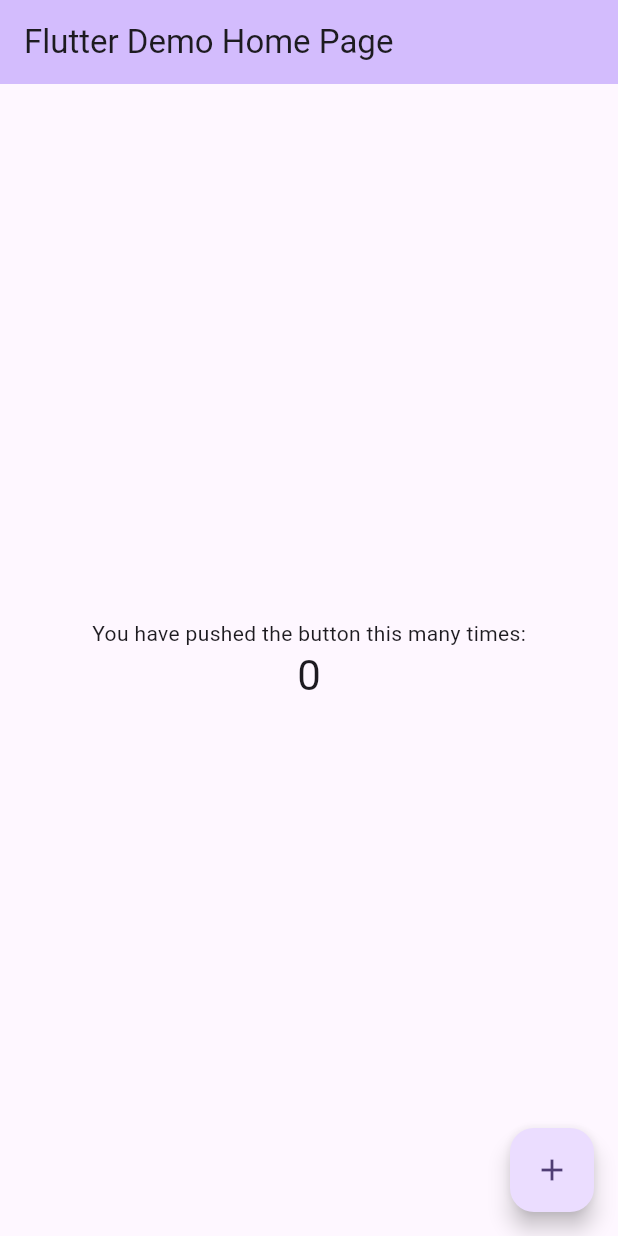
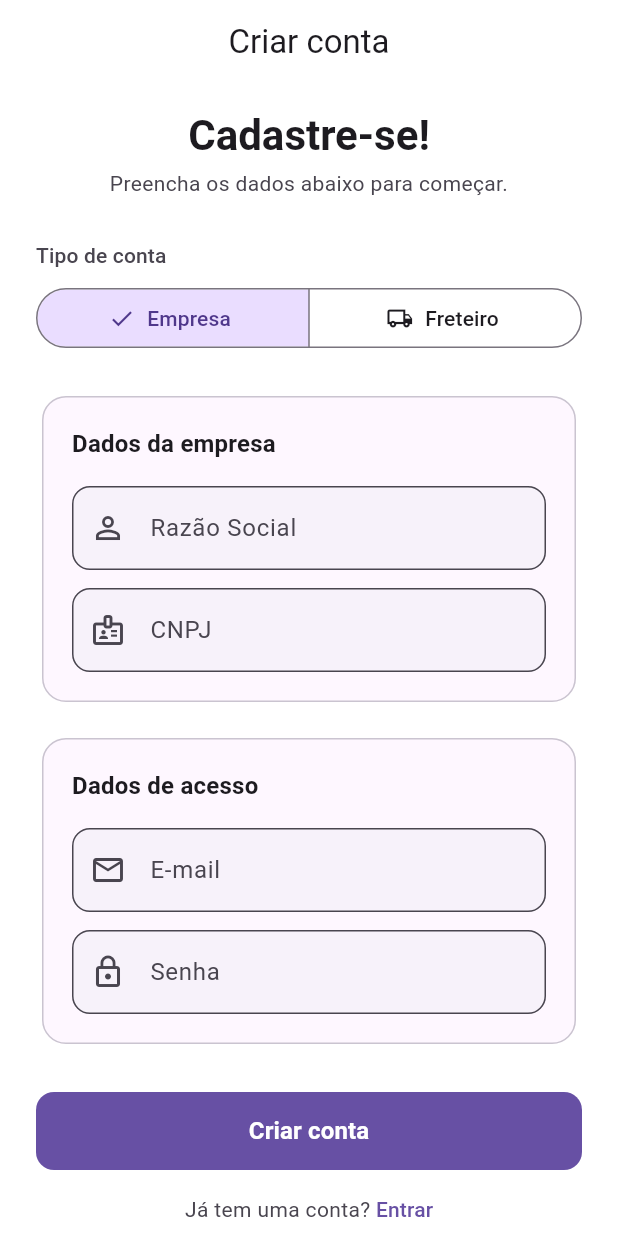
Before and after one commit to gultavo/fretesil-jppeg, a Flutter app: the screen it shows after launch, on a phone screen of 412 x 824 dp. Run offline on Flutter 3.47's test engine with Material 3 defaults, Android fonts, the phone set to English and light mode, and no system bars.

Commit message:
Feature: Páginas de Cadastr e Login (sem conxão ao backend), router configurado para as páginas.

```diff
--- /dev/null
+++ b/lib/CadastroLogin/cadastro.dart
@@ -0,0 +1,299 @@
+import 'package:flutter/material.dart';
+
+class PaginaCadastro extends StatefulWidget {
+  const PaginaCadastro({super.key});
+
+  @override
+  State<PaginaCadastro> createState() => _PaginaCadastroState();
+}
+
+class _PaginaCadastroState extends State<PaginaCadastro> {
+  String _tipoSelecionado = 'empresa';
+
+  final _nomeController = TextEditingController();
+  final _emailController = TextEditingController();
+  final _senhaController = TextEditingController();
+  final _cnpjController = TextEditingController();
+  final _cpfController = TextEditingController();
+  final _placaController = TextEditingController();
+
+  @override
+  void dispose() {
+    _nomeController.dispose();
+    _emailController.dispose();
+    _senhaController.dispose();
+    _cnpjController.dispose();
+    _cpfController.dispose();
+    _placaController.dispose();
+    super.dispose();
+  }
+
+  @override
+  Widget build(BuildContext context) {
+    final colorScheme = Theme.of(context).colorScheme;
+    final textTheme = Theme.of(context).textTheme;
+
+    return Scaffold(
+      backgroundColor: colorScheme.surfaceContainerLowest,
+      appBar: AppBar(
+        title: const Text('Criar conta'),
+        centerTitle: true,
+        backgroundColor: Colors.transparent,
+        elevation: 0,
+        foregroundColor: colorScheme.onSurface,
+      ),
+      body: ListView(
+        padding: const EdgeInsets.fromLTRB(24.0, 8.0, 24.0, 32.0),
+        children: [
+          // Header
+          const SizedBox(height: 8),
+          Text(
+            'Cadastre-se!',
+            textAlign: TextAlign.center,
+            style: textTheme.headlineMedium?.copyWith(
+              fontWeight: FontWeight.bold,
+              color: colorScheme.onSurface,
+            ),
+          ),
+          const SizedBox(height: 4),
+          Text(
+            'Preencha os dados abaixo para começar.',
+            textAlign: TextAlign.center,
+            style: textTheme.bodyMedium?.copyWith(
+              color: colorScheme.onSurfaceVariant,
+            ),
+          ),
+
+          const SizedBox(height: 28),
+
+          // Tipo de conta
+          Text(
+            'Tipo de conta',
+            style: textTheme.labelLarge?.copyWith(
+              color: colorScheme.onSurfaceVariant,
+            ),
+          ),
+          const SizedBox(height: 8),
+          SegmentedButton<String>(
+            segments: const [
+              ButtonSegment(
+                value: 'empresa',
+                label: Text('Empresa'),
+                icon: Icon(Icons.business_outlined),
+              ),
+              ButtonSegment(
+                value: 'freteiro',
+                label: Text('Freteiro'),
+                icon: Icon(Icons.local_shipping_outlined),
+              ),
+            ],
+            selected: {_tipoSelecionado},
+            onSelectionChanged: (newSelection) {
+              setState(() {
+                _tipoSelecionado = newSelection.first;
+              });
+            },
+            style: SegmentedButton.styleFrom(
+              selectedBackgroundColor: colorScheme.primaryContainer,
+              selectedForegroundColor: colorScheme.onPrimaryContainer,
+            ),
+          ),
+
+          const SizedBox(height: 24),
+
+          // Card com campos dinâmicos
+          Card(
+            elevation: 0,
+            color: colorScheme.surface,
+            shape: RoundedRectangleBorder(
+              borderRadius: BorderRadius.circular(16),
+              side: BorderSide(
+                color: colorScheme.outlineVariant,
+                width: 1,
+              ),
+            ),
+            child: Padding(
+              padding: const EdgeInsets.all(20.0),
+              child: Column(
+                crossAxisAlignment: CrossAxisAlignment.start,
+                children: [
+                  Text(
+                    _tipoSelecionado == 'empresa'
+                        ? 'Dados da empresa'
+                        : 'Dados do freteiro',
+                    style: textTheme.titleMedium?.copyWith(
+                      fontWeight: FontWeight.w600,
+                    ),
+                  ),
+                  const SizedBox(height: 16),
+
+                  // Nome
+                  TextFormField(
+                    controller: _nomeController,
+                    decoration: InputDecoration(
+                      labelText: _tipoSelecionado == 'empresa'
+                          ? 'Razão Social'
+                          : 'Nome completo',
+                      prefixIcon: const Icon(Icons.person_outline),
+                      border: OutlineInputBorder(
+                        borderRadius: BorderRadius.circular(12),
+                      ),
+                      filled: true,
+                      fillColor: colorScheme.surfaceContainerLow,
+                    ),
+                  ),
+                  const SizedBox(height: 12),
+
+                  // Campo específico por tipo
+                  if (_tipoSelecionado == 'empresa') ...[
+                    TextFormField(
+                      controller: _cnpjController,
+                      keyboardType: TextInputType.number,
+                      decoration: InputDecoration(
+                        labelText: 'CNPJ',
+                        prefixIcon: const Icon(Icons.badge_outlined),
+                        border: OutlineInputBorder(
+                          borderRadius: BorderRadius.circular(12),
+                        ),
+                        filled: true,
+                        fillColor: colorScheme.surfaceContainerLow,
+                      ),
+                    ),
+                  ] else ...[
+                    TextFormField(
+                      controller: _cpfController,
+                      keyboardType: TextInputType.number,
+                      decoration: InputDecoration(
+                        labelText: 'CPF',
+                        prefixIcon: const Icon(Icons.badge_outlined),
+                        border: OutlineInputBorder(
+                          borderRadius: BorderRadius.circular(12),
+                        ),
+                        filled: true,
+                        fillColor: colorScheme.surfaceContainerLow,
+                      ),
+                    ),
+                    const SizedBox(height: 12),
+                    TextFormField(
+                      controller: _placaController,
+                      textCapitalization: TextCapitalization.characters,
+                      decoration: InputDecoration(
+                        labelText: 'Placa do veículo',
+                        prefixIcon: const Icon(Icons.directions_car_outlined),
+                        border: OutlineInputBorder(
+                          borderRadius: BorderRadius.circular(12),
+                        ),
+                        filled: true,
+                        fillColor: colorScheme.surfaceContainerLow,
+                      ),
+                    ),
+                  ],
+                ],
+              ),
+            ),
+          ),
+
+          const SizedBox(height: 16),
+
+          // Card de acesso
+          Card(
+            elevation: 0,
+            color: colorScheme.surface,
+            shape: RoundedRectangleBorder(
+              borderRadius: BorderRadius.circular(16),
+              side: BorderSide(
+                color: colorScheme.outlineVariant,
+                width: 1,
+              ),
+            ),
+            child: Padding(
+              padding: const EdgeInsets.all(20.0),
+              child: Column(
+                crossAxisAlignment: CrossAxisAlignment.start,
+                children: [
+                  Text(
+                    'Dados de acesso',
+                    style: textTheme.titleMedium?.copyWith(
+                      fontWeight: FontWeight.w600,
+                    ),
+                  ),
+                  const SizedBox(height: 16),
+                  TextFormField(
+                    controller: _emailController,
+                    keyboardType: TextInputType.emailAddress,
+                    decoration: InputDecoration(
+                      labelText: 'E-mail',
+                      prefixIcon: const Icon(Icons.email_outlined),
+                      border: OutlineInputBorder(
+                        borderRadius: BorderRadius.circular(12),
+                      ),
+                      filled: true,
+                      fillColor: colorScheme.surfaceContainerLow,
+                    ),
+                  ),
+                  const SizedBox(height: 12),
+                  TextFormField(
+                    controller: _senhaController,
+                    obscureText: true,
+                    decoration: InputDecoration(
+                      labelText: 'Senha',
+                      prefixIcon: const Icon(Icons.lock_outline),
+                      border: OutlineInputBorder(
+                        borderRadius: BorderRadius.circular(12),
+                      ),
+                      filled: true,
+                      fillColor: colorScheme.surfaceContainerLow,
+                    ),
+                  ),
+                ],
+              ),
+            ),
+          ),
+
+          const SizedBox(height: 28),
+
+          // Botão de cadastro
+          FilledButton(
+            onPressed: () {
+              // TODO: lógica de cadastro
+            },
+            style: FilledButton.styleFrom(
+              minimumSize: const Size.fromHeight(52),
+              shape: RoundedRectangleBorder(
+                borderRadius: BorderRadius.circular(12),
+              ),
+            ),
+            child: const Text(
+              'Criar conta',
+              style: TextStyle(fontSize: 16, fontWeight: FontWeight.w600),
+            ),
+          ),
+
+          const SizedBox(height: 16),
+
+          // Login link
+          Row(
+            mainAxisAlignment: MainAxisAlignment.center,
+            children: [
+              Text(
+                'Já tem uma conta? ',
+                style: TextStyle(color: colorScheme.onSurfaceVariant),
+              ),
+              TextButton(
+                onPressed: () {
+                  Navigator.pushNamed(context, '/login');
+                },
+                style: TextButton.styleFrom(
+                  padding: EdgeInsets.zero,
+                  minimumSize: Size.zero,
+                  tapTargetSize: MaterialTapTargetSize.shrinkWrap,
+                ),
+                child: const Text('Entrar'),
+              ),
+            ],
+          ),
+        ],
+      ),
+    );
+  }
+}
--- /dev/null
+++ b/lib/app.dart
@@ -0,0 +1,28 @@
+import 'package:flutter/material.dart';
+import 'package:flutter/gestures.dart';
+import 'package:flutter_application_1/CadastroLogin/cadastro.dart';
+import 'package:flutter_application_1/CadastroLogin/login.dart';
+
+class App extends StatelessWidget {
+  const App({super.key});
+
+  @override
+  Widget build(BuildContext context) {
+    return GestureDetector(
+      onTap: () {
+        FocusManager.instance.primaryFocus?.unfocus();
+      },
+      child: MaterialApp(
+        debugShowCheckedModeBanner: false,
+        scrollBehavior: const MaterialScrollBehavior().copyWith(
+          dragDevices: {PointerDeviceKind.touch, PointerDeviceKind.mouse},
+        ),
+        initialRoute: '/cadastro',
+        routes: {
+          '/cadastro': (context) => const PaginaCadastro(),
+          '/login': (context) => const PaginaLogin(),
+        },
+      ),
+    );
+  }
+}
--- a/lib/main.dart
+++ b/lib/main.dart
@@ -1,122 +1,6 @@
 import 'package:flutter/material.dart';
+import 'package:flutter_application_1/app.dart';
 
 void main() {
-  runApp(const MyApp());
+  runApp(const App());
 }
-
-class MyApp extends StatelessWidget {
-  const MyApp({super.key});
-
-  // This widget is the root of your application.
-  @override
-  Widget build(BuildContext context) {
-    return MaterialApp(
-      title: 'Flutter Demo',
-      theme: ThemeData(
-        // This is the theme of your application.
-        //
-        // TRY THIS: Try running your application with "flutter run". You'll see
-        // the application has a purple toolbar. Then, without quitting the app,
-        // try changing the seedColor in the colorScheme below to Colors.green
-        // and then invoke "hot reload" (save your changes or press the "hot
-        // reload" button in a Flutter-supported IDE, or press "r" if you used
-        // the command line to start the app).
-        //
-        // Notice that the counter didn't reset back to zero; the application
-        // state is not lost during the reload. To reset the state, use hot
-        // restart instead.
-        //
-        // This works for code too, not just values: Most code changes can be
-        // tested with just a hot reload.
-        colorScheme: ColorScheme.fromSeed(seedColor: Colors.deepPurple),
-      ),
-      home: const MyHomePage(title: 'Flutter Demo Home Page'),
-    );
-  }
-}
-
-class MyHomePage extends StatefulWidget {
-  const MyHomePage({super.key, required this.title});
-
-  // This widget is the home page of your application. It is stateful, meaning
-  // that it has a State object (defined below) that contains fields that affect
-  // how it looks.
-
-  // This class is the configuration for the state. It holds the values (in this
-  // case the title) provided by the parent (in this case the App widget) and
-  // used by the build method of the State. Fields in a Widget subclass are
-  // always marked "final".
-
-  final String title;
-
-  @override
-  State<MyHomePage> createState() => _MyHomePageState();
-}
-
-class _MyHomePageState extends State<MyHomePage> {
-  int _counter = 0;
-
-  void _incrementCounter() {
-    setState(() {
-      // This call to setState tells the Flutter framework that something has
-      // changed in this State, which causes it to rerun the build method below
-      // so that the display can reflect the updated values. If we changed
-      // _counter without calling setState(), then the build method would not be
-      // called again, and so nothing would appear to happen.
-      _counter++;
-    });
-  }
-
-  @override
-  Widget build(BuildContext context) {
-    // This method is rerun every time setState is called, for instance as done
-    // by the _incrementCounter method above.
-    //
-    // The Flutter framework has been optimized to make rerunning build methods
-    // fast, so that you can just rebuild anything that needs updating rather
-    // than having to individually change instances of widgets.
-    return Scaffold(
-      appBar: AppBar(
-        // TRY THIS: Try changing the color here to a specific color (to
-        // Colors.amber, perhaps?) and trigger a hot reload to see the AppBar
-        // change color while the other colors stay the same.
-        backgroundColor: Theme.of(context).colorScheme.inversePrimary,
-        // Here we take the value from the MyHomePage object that was created by
-        // the App.build method, and use it to set our appbar title.
-        title: Text(widget.title),
-      ),
-      body: Center(
-        // Center is a layout widget. It takes a single child and positions it
-        // in the middle of the parent.
-        child: Column(
-          // Column is also a layout widget. It takes a list of children and
-          // arranges them vertically. By default, it sizes itself to fit its
-          // children horizontally, and tries to be as tall as its parent.
-          //
-          // Column has various properties to control how it sizes itself and
-          // how it positions its children. Here we use mainAxisAlignment to
-          // center the children vertically; the main axis here is the vertical
-          // axis because Columns are vertical (the cross axis would be
-          // horizontal).
-          //
-          // TRY THIS: Invoke "debug painting" (choose the "Toggle Debug Paint"
-          // action in the IDE, or press "p" in the console), to see the
-          // wireframe for each widget.
-          mainAxisAlignment: MainAxisAlignment.center,
-          children: <Widget>[
-            const Text('You have pushed the button this many times:'),
-            Text(
-              '$_counter',
-              style: Theme.of(context).textTheme.headlineMedium,
-            ),
-          ],
-        ),
-      ),
-      floatingActionButton: FloatingActionButton(
-        onPressed: _incrementCounter,
-        tooltip: 'Increment',
-        child: const Icon(Icons.add),
-      ), // This trailing comma makes auto-formatting nicer for build methods.
-    );
-  }
-}
```
Also changed, not shown: lib/CadastroLogin/login.dart (added, +196 -0 lines).
